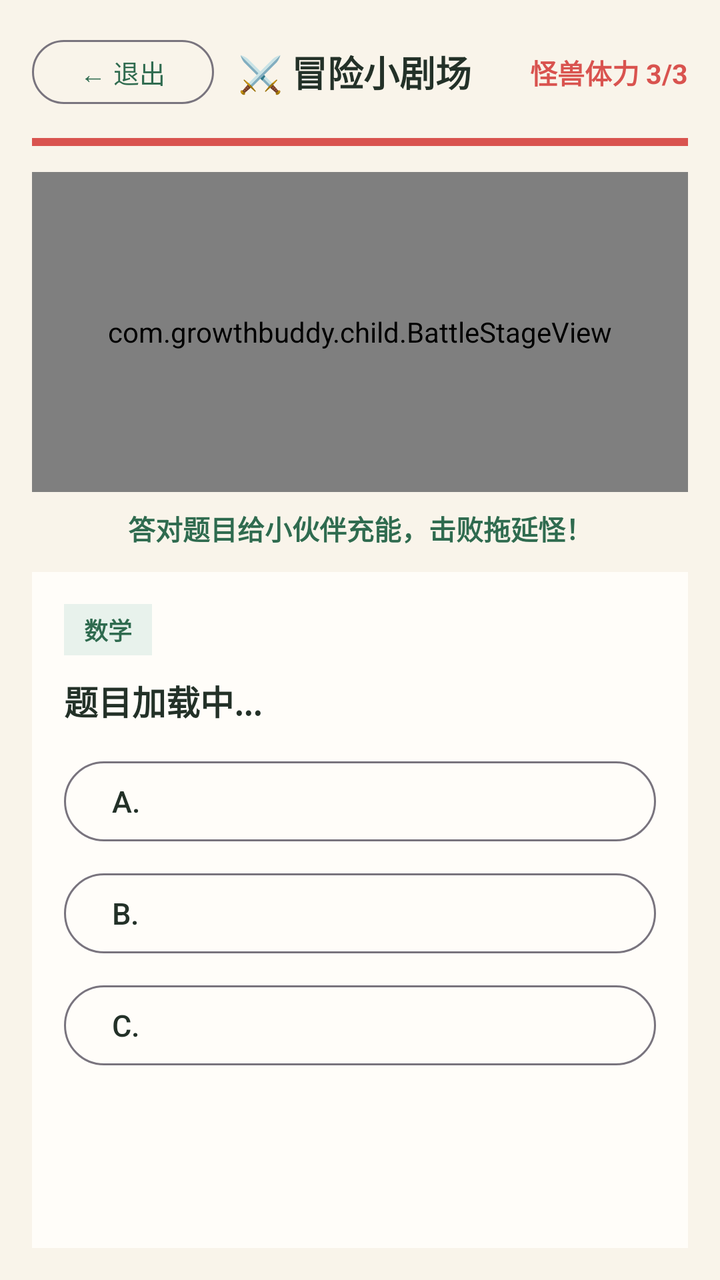
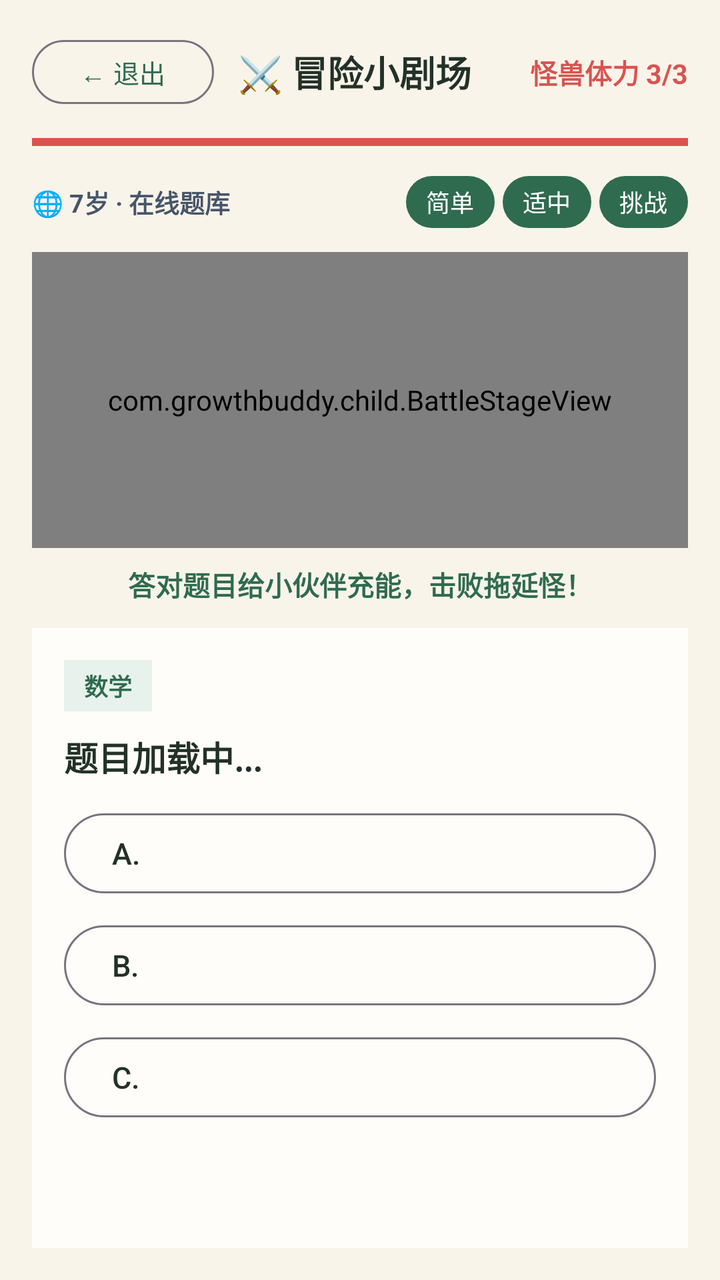

Compare the two renders of this Android layout. The source of the first and the diff that turns it into the second are given below.
<!-- AndroidManifest.xml: application theme Theme.GrowthBuddyChild -->
<!-- res/layout/activity_adventure.xml -->
<?xml version="1.0" encoding="utf-8"?>
<LinearLayout xmlns:android="http://schemas.android.com/apk/res/android"
    android:layout_width="match_parent"
    android:layout_height="match_parent"
    android:background="#F9F4EA"
    android:orientation="vertical"
    android:padding="16dp">

    
    <LinearLayout
        android:layout_width="match_parent"
        android:layout_height="wrap_content"
        android:gravity="center_vertical"
        android:orientation="horizontal">

        <Button
            android:id="@+id/btnAdvExit"
            style="@style/Widget.Material3.Button.OutlinedButton"
            android:layout_width="wrap_content"
            android:layout_height="40dp"
            android:text="← 退出"
            android:textColor="#2F6B4F"
            android:textSize="13sp" />

        <TextView
            android:layout_width="0dp"
            android:layout_height="wrap_content"
            android:layout_marginStart="12dp"
            android:layout_weight="1"
            android:text="⚔️ 冒险小剧场"
            android:textColor="#233128"
            android:textSize="18sp"
            android:textStyle="bold" />

        <TextView
            android:id="@+id/tvAdvHp"
            android:layout_width="wrap_content"
            android:layout_height="wrap_content"
            android:text="怪兽体力 3/3"
            android:textColor="#D9534F"
            android:textSize="13.5sp"
            android:textStyle="bold" />
    </LinearLayout>

    
    <ProgressBar
        android:id="@+id/pbMonsterHp"
        style="?android:attr/progressBarStyleHorizontal"
        android:layout_width="match_parent"
        android:layout_height="10dp"
        android:layout_marginTop="10dp"
        android:max="3"
        android:progress="3"
        android:progressTint="#D9534F" />

    
    <com.growthbuddy.child.BattleStageView
        android:id="@+id/advBattleStage"
        android:layout_width="match_parent"
        android:layout_height="160dp"
        android:layout_marginTop="10dp"
        android:background="#FFFDF9" />

    <TextView
        android:id="@+id/tvAdvStatus"
        android:layout_width="match_parent"
        android:layout_height="wrap_content"
        android:layout_marginTop="8dp"
        android:gravity="center"
        android:text="答对题目给小伙伴充能，击败拖延怪！"
        android:textColor="#2F6B4F"
        android:textSize="13.5sp"
        android:textStyle="bold" />

    
    <LinearLayout
        android:id="@+id/quizCard"
        android:layout_width="match_parent"
        android:layout_height="0dp"
        android:layout_marginTop="12dp"
        android:layout_weight="1"
        android:background="#FFFDF9"
        android:orientation="vertical"
        android:padding="16dp">

        <TextView
            android:id="@+id/tvQuizCat"
            android:layout_width="wrap_content"
            android:layout_height="wrap_content"
            android:background="#E8F2EC"
            android:paddingHorizontal="10dp"
            android:paddingVertical="4dp"
            android:text="数学"
            android:textColor="#2F6B4F"
            android:textSize="12sp"
            android:textStyle="bold" />

        <TextView
            android:id="@+id/tvQuizQuestion"
            android:layout_width="match_parent"
            android:layout_height="wrap_content"
            android:layout_marginTop="10dp"
            android:text="题目加载中..."
            android:textColor="#233128"
            android:textSize="17sp"
            android:textStyle="bold" />

        <Button
            android:id="@+id/btnOpt0"
            style="@style/Widget.Material3.Button.OutlinedButton"
            android:layout_width="match_parent"
            android:layout_height="48dp"
            android:layout_marginTop="14dp"
            android:gravity="start|center_vertical"
            android:text="A."
            android:textColor="#233128"
            android:textSize="15sp" />

        <Button
            android:id="@+id/btnOpt1"
            style="@style/Widget.Material3.Button.OutlinedButton"
            android:layout_width="match_parent"
            android:layout_height="48dp"
            android:layout_marginTop="8dp"
            android:gravity="start|center_vertical"
            android:text="B."
            android:textColor="#233128"
            android:textSize="15sp" />

        <Button
            android:id="@+id/btnOpt2"
            style="@style/Widget.Material3.Button.OutlinedButton"
            android:layout_width="match_parent"
            android:layout_height="48dp"
            android:layout_marginTop="8dp"
            android:gravity="start|center_vertical"
            android:text="C."
            android:textColor="#233128"
            android:textSize="15sp" />

        <Button
            android:id="@+id/btnAdvNextRound"
            android:layout_width="match_parent"
            android:layout_height="50dp"
            android:layout_marginTop="16dp"
            android:backgroundTint="#E69A2B"
            android:text="🎉 再来一关！"
            android:textColor="#FFFFFF"
            android:textSize="15.5sp"
            android:textStyle="bold"
            android:visibility="gone" />
    </LinearLayout>

</LinearLayout>
<!-- resources referenced by this layout -->
<resources>
  <style name="Theme.GrowthBuddyChild" parent="Theme.Material3.Light.NoActionBar">
          <item name="colorPrimary">#2F6B4F</item>
          <item name="colorSecondary">#E8913A</item>
          <item name="android:statusBarColor">#FAF7F2</item>
          <item name="android:windowLightStatusBar">true</item>
      </style>
</resources>

<!-- the commit's change to res/layout/activity_adventure.xml (unified diff, before → after) -->
@@ -54,11 +54,62 @@
         android:progressTint="#D9534F" />
 
     
+    <LinearLayout
+        android:layout_width="match_parent"
+        android:layout_height="wrap_content"
+        android:layout_marginTop="8dp"
+        android:gravity="center_vertical"
+        android:orientation="horizontal">
+
+        <TextView
+            android:id="@+id/tvQuizLevelInfo"
+            android:layout_width="0dp"
+            android:layout_height="wrap_content"
+            android:layout_weight="1"
+            android:text="🌐 7岁 · 在线题库"
+            android:textColor="#475569"
+            android:textSize="12.5sp"
+            android:textStyle="bold" />
+
+        <Button
+            android:id="@+id/btnDiffEasy"
+            android:layout_width="wrap_content"
+            android:layout_height="34dp"
+            android:minWidth="0dp"
+            android:paddingHorizontal="10dp"
+            android:paddingVertical="0dp"
+            android:text="简单"
+            android:textSize="12sp" />
+
+        <Button
+            android:id="@+id/btnDiffNormal"
+            android:layout_width="wrap_content"
+            android:layout_height="34dp"
+            android:layout_marginStart="4dp"
+            android:minWidth="0dp"
+            android:paddingHorizontal="10dp"
+            android:paddingVertical="0dp"
+            android:text="适中"
+            android:textSize="12sp" />
+
+        <Button
+            android:id="@+id/btnDiffHard"
+            android:layout_width="wrap_content"
+            android:layout_height="34dp"
+            android:layout_marginStart="4dp"
+            android:minWidth="0dp"
+            android:paddingHorizontal="10dp"
+            android:paddingVertical="0dp"
+            android:text="挑战"
+            android:textSize="12sp" />
+    </LinearLayout>
+
+    
     <com.growthbuddy.child.BattleStageView
         android:id="@+id/advBattleStage"
         android:layout_width="match_parent"
-        android:layout_height="160dp"
-        android:layout_marginTop="10dp"
+        android:layout_height="148dp"
+        android:layout_marginTop="8dp"
         android:background="#FFFDF9" />
 
     <TextView
@@ -109,8 +160,9 @@
             android:id="@+id/btnOpt0"
             style="@style/Widget.Material3.Button.OutlinedButton"
             android:layout_width="match_parent"
-            android:layout_height="48dp"
-            android:layout_marginTop="14dp"
+            android:layout_height="wrap_content"
+            android:minHeight="48dp"
+            android:layout_marginTop="12dp"
             android:gravity="start|center_vertical"
             android:text="A."
             android:textColor="#233128"
@@ -120,7 +172,8 @@
             android:id="@+id/btnOpt1"
             style="@style/Widget.Material3.Button.OutlinedButton"
             android:layout_width="match_parent"
-            android:layout_height="48dp"
+            android:layout_height="wrap_content"
+            android:minHeight="48dp"
             android:layout_marginTop="8dp"
             android:gravity="start|center_vertical"
             android:text="B."
@@ -131,7 +184,8 @@
             android:id="@+id/btnOpt2"
             style="@style/Widget.Material3.Button.OutlinedButton"
             android:layout_width="match_parent"
-            android:layout_height="48dp"
+            android:layout_height="wrap_content"
+            android:minHeight="48dp"
             android:layout_marginTop="8dp"
             android:gravity="start|center_vertical"
             android:text="C."
